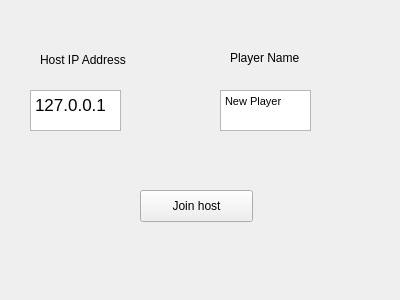
Before: the Qt Designer form joingame.ui in slstein14/SnakeNetwork, drawn with Qt 5.
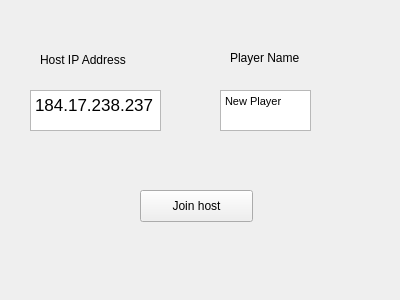
After: the same form once the commit is applied.

Patch:
```diff
--- a/joingame.ui
+++ b/joingame.ui
@@ -44,7 +44,7 @@
     <rect>
      <x>30</x>
      <y>90</y>
-     <width>91</width>
+     <width>131</width>
      <height>41</height>
     </rect>
    </property>
@@ -52,8 +52,8 @@
     <string>&lt;!DOCTYPE HTML PUBLIC &quot;-//W3C//DTD HTML 4.0//EN&quot; &quot;http://www.w3.org/TR/REC-html40/strict.dtd&quot;&gt;
 &lt;html&gt;&lt;head&gt;&lt;meta name=&quot;qrichtext&quot; content=&quot;1&quot; /&gt;&lt;style type=&quot;text/css&quot;&gt;
 p, li { white-space: pre-wrap; }
-&lt;/style&gt;&lt;/head&gt;&lt;body style=&quot; font-family:'MS Shell Dlg 2'; font-size:8.25pt; font-weight:400; font-style:normal;&quot;&gt;
-&lt;p style=&quot; margin-top:0px; margin-bottom:0px; margin-left:0px; margin-right:0px; -qt-block-indent:0; text-indent:0px;&quot;&gt;&lt;span style=&quot; font-family:'.SF NS Text'; font-size:13pt;&quot;&gt;127.0.0.1&lt;/span&gt;&lt;/p&gt;&lt;/body&gt;&lt;/html&gt;</string>
+&lt;/style&gt;&lt;/head&gt;&lt;body style=&quot; font-family:'.SF NS Text'; font-size:13pt; font-weight:400; font-style:normal;&quot;&gt;
+&lt;p style=&quot; margin-top:0px; margin-bottom:0px; margin-left:0px; margin-right:0px; -qt-block-indent:0; text-indent:0px;&quot;&gt;184.17.238.237&lt;/p&gt;&lt;/body&gt;&lt;/html&gt;</string>
    </property>
   </widget>
   <widget class="QLabel" name="label_2">
```
Left out of the diff: 4 changed lines with no effect on the pictures.
